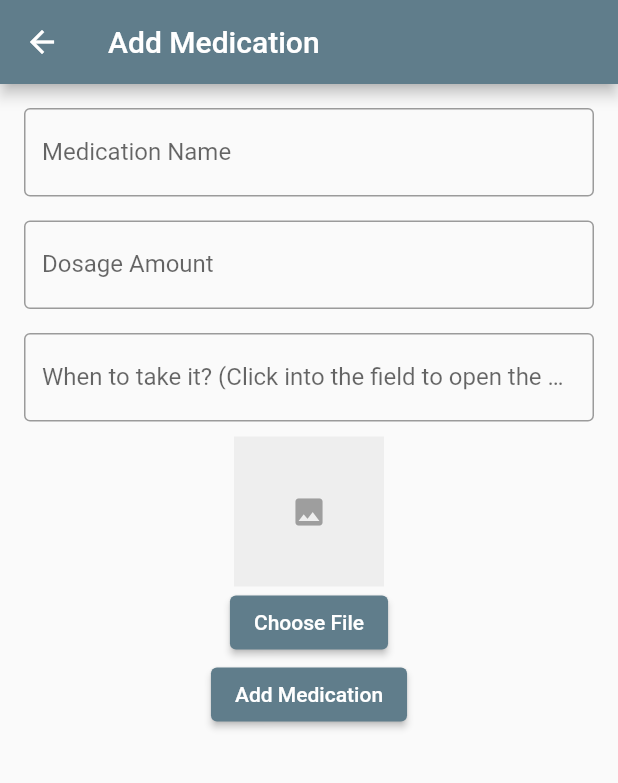
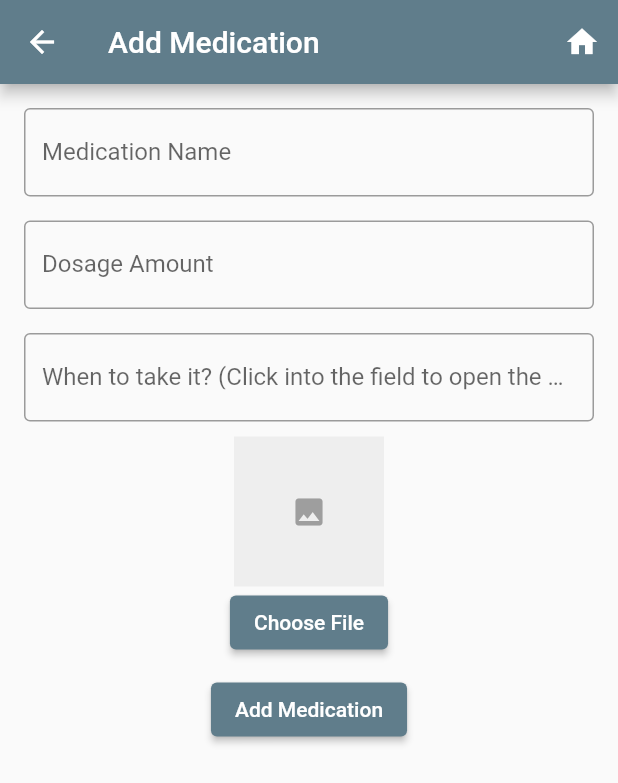
Before and after one commit to CTXTome/remindmemed, a Flutter app: the MainScreen screen opened by its route, after a tap on "My Medication", after a tap on "Add Medication", on a phone screen of 412 x 824 dp. Shown: the top 783 px of the screen. Run offline on Flutter 3.47's test engine with Material 2 defaults, Android fonts, the phone set to English and light mode, and no system bars; our stand-ins replace file_picker, flutter_bloc; generated files the repository leaves out were written again.

```diff
--- a/lib/screens/reminder_screen_add.dart
+++ b/lib/screens/reminder_screen_add.dart
@@ -1,3 +1,21 @@
+///  DOCUMENTATION
+///  reminder_screen_main.dart file
+///
+/// Included functions in file:
+/// Add Medication to the repository.
+/// Bloc is used here to capture the medication and display in the main and my medication pages.
+/// Time picker is provided to capture timestamp for the medication, there is an an analog and digital option to input time.
+/// A unique id will be created to capture the name, dosage and time then stored in the repository.
+/// App Bar allows for navigation back to the previous page and a home button to return to the main page.
+///
+/// Page Description:
+/// This page allows for the user to add their medication to be displayed in the "Main" and "My Medication" screens.
+/// The user will input the name, dosage amount, time and upload an image (display of the image will be included at a later date)
+/// Names are recommend to be unique though they are not required.
+///
+
+
+
 import 'dart:io';
 import 'package:file_picker/file_picker.dart';
 import 'package:flutter/material.dart';
@@ -5,6 +23,8 @@ import 'package:flutter_bloc/flutter_bloc.dart';
 import 'package:flutter_application_1/blocs/medication/reminder_event.dart';
 import 'package:flutter_application_1/medication_model/medication.dart';
 import 'package:flutter_application_1/blocs/medication/reminder_bloc.dart';
+
+
 
 class AddMedicationScreen extends StatefulWidget {
   @override
@@ -18,7 +38,7 @@ class _AddMedicationScreenState extends State<AddMedicationScreen> {
   final TextEditingController _timeController = TextEditingController();
   TimeOfDay? _selectedTime;
 
-  Future<void> _selectTime(BuildContext context) async {
+  Future<void> _selectTime(BuildContext context) async {//this is for the TimePicker to start with the current time.
     final TimeOfDay? picked = await showTimePicker(
       context: context,
       initialTime: TimeOfDay.now(),
@@ -45,19 +65,28 @@ class _AddMedicationScreenState extends State<AddMedicationScreen> {
   @override
   Widget build(BuildContext context) {
     return Scaffold(
-      appBar: AppBar(title: Text('Add Medication')),
+      appBar: AppBar(
+        title: Text('Add Medication'),
+        actions: [
+            IconButton(
+              icon: Icon(Icons.home),
+              onPressed: () {
+                Navigator.of(context).pushNamed('/main');
+              },
+            ),
+          ],),
       body: Padding(
         padding: const EdgeInsets.all(16.0),
         child: Column(
           children: [
-            TextField(
+            TextField(//User inputs the name of the medication.
               controller: _medicationController,
               decoration: InputDecoration(
                 labelText: 'Medication Name',
                 border: OutlineInputBorder(),
               ),
             ),
-            SizedBox(height: 16.0),
+            SizedBox(height: 16.0), //User inputs Dosage amount.
             TextField(
               controller: _dosageController,
               decoration: InputDecoration(
@@ -65,7 +94,7 @@ class _AddMedicationScreenState extends State<AddMedicationScreen> {
                 border: OutlineInputBorder(),
               ),
             ),
-            SizedBox(height: 16.0),
+            SizedBox(height: 16.0),//User can use an interactive analog clock or input in the digital clock the time needed to take their meds.
             TextField(
               controller: _timeController,
               decoration: InputDecoration(
@@ -76,7 +105,7 @@ class _AddMedicationScreenState extends State<AddMedicationScreen> {
               readOnly: true,
               onTap: () => _selectTime(context),
             ),
-            SizedBox(height: 10),
+            SizedBox(height: 10), // This button will allow for images to be uploaded. However, the feature for displaying on the medication card will not be used at this time.
             (_pickedImage != null)
                 ? Image.file(_pickedImage!,
                     height: 100, width: 100, fit: BoxFit.cover)
@@ -86,6 +115,7 @@ class _AddMedicationScreenState extends State<AddMedicationScreen> {
                     color: Colors.grey[200],
                     child: Icon(Icons.image, color: Colors.grey[500])),
             ElevatedButton(child: Text("Choose File"), onPressed: _pickImage),
+            SizedBox(height: 10), //This is used to add the medication into the repository and bloc
             ElevatedButton(
               onPressed: () {
                 final id = DateTime.now().millisecondsSinceEpoch;
--- a/lib/screens/reminder_screen_main.dart
+++ b/lib/screens/reminder_screen_main.dart
@@ -1,3 +1,21 @@
+///  DOCUMENTATION
+///  reminder_screen_main.dart file
+///
+/// Included functions in file:
+/// Time Display that updates in 1 minute intervals.
+/// Next medication based on chronological order for the time set in the "Add Medication" screen.
+/// Bloc is used to pull the next medication to be displayed and listen for events
+///
+///
+///
+///
+/// Page Description:
+/// This is the main screen that will display the current time, shows the next medication
+/// and allows for navigation to the "My Medication" screen.
+
+
+
+
 import 'package:flutter/material.dart';
 import 'package:intl/intl.dart';
 import 'reminder_screen_medications.dart';
@@ -5,7 +23,7 @@ import 'package:flutter_bloc/flutter_bloc.dart';
 import 'package:flutter_application_1/blocs/medication/reminder_bloc.dart';
 import 'package:flutter_application_1/blocs/medication/reminder_event.dart';
 import 'package:flutter_application_1/blocs/medication/reminder_state.dart';
-import 'reminder_screen_test.dart';
+import 'package:flutter_application_1/medication_model/medication.dart';
 
 import 'dart:async';
 
@@ -35,32 +53,53 @@ class _MainScreenState extends State<MainScreen> {
       body: Center(
         child: Column(
           children: [
-            Text(
+            Text( // Displays the time on the main screen.
               DateFormat('h:mm a').format(DateTime.now()),
               style: TextStyle(fontSize: 48),
             ),
-            SizedBox(height: 20),
+            SizedBox(height: 20), // This allows for the diplay of medication based on chronological order fo the time on the medication.
             BlocBuilder<MedicationBloc, MedicationState>(
               builder: (context, state) {
                 if (state is MedicationLoading) {
                   return CircularProgressIndicator();
-                } else if (state is MedicationLoaded &&
-                    state.medications.isNotEmpty) {
-                  final nextMedication = state.medications[
-                      0]; // or however you determine the "next" medication
-                  return Card(
-                    child: ListTile(
-                      title: Text("Next Med: ${nextMedication.name}"),
-                      subtitle: Text(
-                          "@ ${DateFormat('h:mm a').format(nextMedication.time)}"),
-                    ),
+                }
+
+                final DateTime now = DateTime.now();
+                Medication? nextMedication;
+
+                if (state is MedicationLoaded && state.medications.isNotEmpty) {
+                  // Sort medications by time
+                  List<Medication> sortedMedications =
+                      List.from(state.medications)
+                        ..sort((a, b) => a.time.compareTo(b.time));
+
+                  // Find the next upcoming medication
+                  for (var med in sortedMedications) {
+                    if (med.time.isAfter(now)) {
+                      nextMedication = med;
+                      break;
+                    }
+                  }
+                }
+
+                if (nextMedication != null) { ///Card to display the next medication.
+                  return Align(
+                    alignment: Alignment.center,
+                    child: Container(
+                        width: 250,
+                        child: Card(
+                            child: ListTile(
+                          title: Text("Next Med: ${nextMedication.name}"),
+                          subtitle: Text(
+                              "@ ${DateFormat('h:mm a').format(nextMedication.time)}"),
+                        ))),
                   );
                 } else {
                   return Text('No upcoming medications.');
                 }
               },
             ),
-            SizedBox(height: 20),
+            SizedBox(height: 20), //This button will allow you to go to the "My Medication" screen.
             ElevatedButton(
               onPressed: () {
                 Navigator.of(context).pushAndRemoveUntil(
@@ -69,14 +108,6 @@ class _MainScreenState extends State<MainScreen> {
                     (Route<dynamic> route) => route.isFirst);
               },
               child: Text('My Medication'),
-            ),
-            SizedBox(height: 10),
-            ElevatedButton(
-              onPressed: () {
-                Navigator.of(context).push(
-                    MaterialPageRoute(builder: (context) => TestScreen()));
-              },
-              child: Text('Test Navigation'),
             ),
           ],
         ),
--- a/lib/screens/reminder_screen_medications.dart
+++ b/lib/screens/reminder_screen_medications.dart
@@ -1,9 +1,24 @@
+///  DOCUMENTATION
+///  reminder_screen_medications.dart file
+///
+/// Included functions in file:
+///
+/// App Bar allows for navigation back to the previous page and a home button to return to the main page.
+/// Displays a list of medication based on the time medication needs to be taken next.
+/// Bloc architecture is in place to call the repository and display all medication.
+///
+///
+/// Page Description:
+/// This page will display a list view of all medication that has been added in chronological order based on the time set.
+/// This page also allows for user to navigate to the add medication page.
+///
+
+
 import 'package:flutter/material.dart';
 import 'package:intl/intl.dart';
 import 'package:flutter_bloc/flutter_bloc.dart';
 import 'package:flutter_application_1/blocs/medication/reminder_bloc.dart';
 import 'package:flutter_application_1/blocs/medication/reminder_state.dart';
-
 
 class MyMedicationScreen extends StatelessWidget {
   @override
@@ -37,37 +52,43 @@ class MyMedicationScreen extends StatelessWidget {
                       return CircularProgressIndicator();
                     } else if (state is MedicationLoaded &&
                         state.medications.isNotEmpty) {
-                      final nextMedication = state.medications[
-                          0]; // or however you determine the "next" medication
-                      return Card(
-                        child: ListTile(
-                          title: Text("Next Med: ${nextMedication.name}"),
-                          subtitle: Text(
-                              "@ ${DateFormat('h:mm a').format(nextMedication.time)}"),
-                        ),
-                      );
+                      // Sort medications by their set time
+                      final sortedMedications = state.medications
+                        ..sort((a, b) => a.time.compareTo(b.time));
+
+                      return Container(
+                          height: 350,
+                          child: ListView.builder( //Display for each medication that has been added based on the time meds need to be taken.
+                            itemCount: sortedMedications.length,
+                            itemBuilder: (context, index) {
+                              final medication = sortedMedications[index];
+                              return Align(
+                                  alignment: Alignment.center,
+                                  child: Container(
+                                    width: 250,
+                                    child: Card(
+                                      child: ListTile(
+                                        title: Text("Med: ${medication.name}"),
+                                        subtitle: Text(
+                                            "@ ${DateFormat('h:mm a').format(medication.time)}"),
+                                      ),
+                                    ),
+                                  ));
+                            },
+                          ));
                     } else {
                       return Text('No upcoming medications.');
                     }
                   },
                 ),
-                SizedBox(height: 20),
+                SizedBox(height: 20), //This button will add the medication into the reposirtory and return user to the "My Medication" screen.
                 ElevatedButton(
                   onPressed: () {
                     Navigator.of(context).pushNamed('/add');
                   },
                   child: Text('Add Medication'),
                 ),
-                SizedBox(height: 10),
-                ElevatedButton(
-                  onPressed: null,
-                  child: Text('Edit Medication'),
-                ),
-                SizedBox(height: 10),
-                ElevatedButton(
-                  onPressed: null, //
-                  child: Text('Delete Medication'),
-                ),
+
               ]),
         ));
   }
--- a/lib/screens/reminder_screen_test.dart
+++ b/lib/screens/reminder_screen_test.dart
@@ -1,4 +1,8 @@
+/* This is a test screen for a button to ensure that pages and routes are working
+as expected. At this time, it is not needed.
+
 import 'package:flutter/material.dart';
+
 
 
 class TestScreen extends StatelessWidget {
@@ -9,4 +13,4 @@ class TestScreen extends StatelessWidget {
       body: Center(child: Text("This is a test screen")),
     );
   }
-}
+} */
--- a/lib/screens/reminder_screen_welcome.dart
+++ b/lib/screens/reminder_screen_welcome.dart
@@ -1,5 +1,7 @@
+
 import 'package:flutter/material.dart';
 
+/// This is the Welcome Screen for the Meds Reminder App.
 class WelcomeScreen extends StatelessWidget {
   @override
   Widget build(BuildContext context) {
@@ -9,7 +11,7 @@ class WelcomeScreen extends StatelessWidget {
           mainAxisAlignment: MainAxisAlignment.center,
           children: <Widget>[
             Text(
-              'Welcome to Remind Me Meds',
+              'Welcome to Meds Reminder',
               style: TextStyle(fontSize: 24, fontWeight: FontWeight.bold),
             ),
             SizedBox(height: 20),
@@ -17,7 +19,7 @@ class WelcomeScreen extends StatelessWidget {
               'Your personal medication tracker.',
               style: TextStyle(fontSize: 16),
             ),
-            SizedBox(height: 40),
+            SizedBox(height: 40), // This button will take you to the main page.
             ElevatedButton(
               onPressed: () {
                 Navigator.of(context).pushReplacementNamed('/main');
```
Also changed, not shown: lib/blocs/medication/reminder_bloc.dart (+10 -27 lines), lib/blocs/medication/reminder_event.dart (+7 -0 lines), lib/blocs/medication/reminder_state.dart (+8 -0 lines), lib/main.dart (+25 -4 lines), lib/medication_model/medication.dart (+8 -0 lines), lib/repositories/medication_repository.dart (+10 -2 lines), lib/screens/reminder_screen_delete.dart (deleted), lib/screens/reminder_screen_edit.dart (deleted), lib/screens/reminder_screen_log.dart (deleted).
